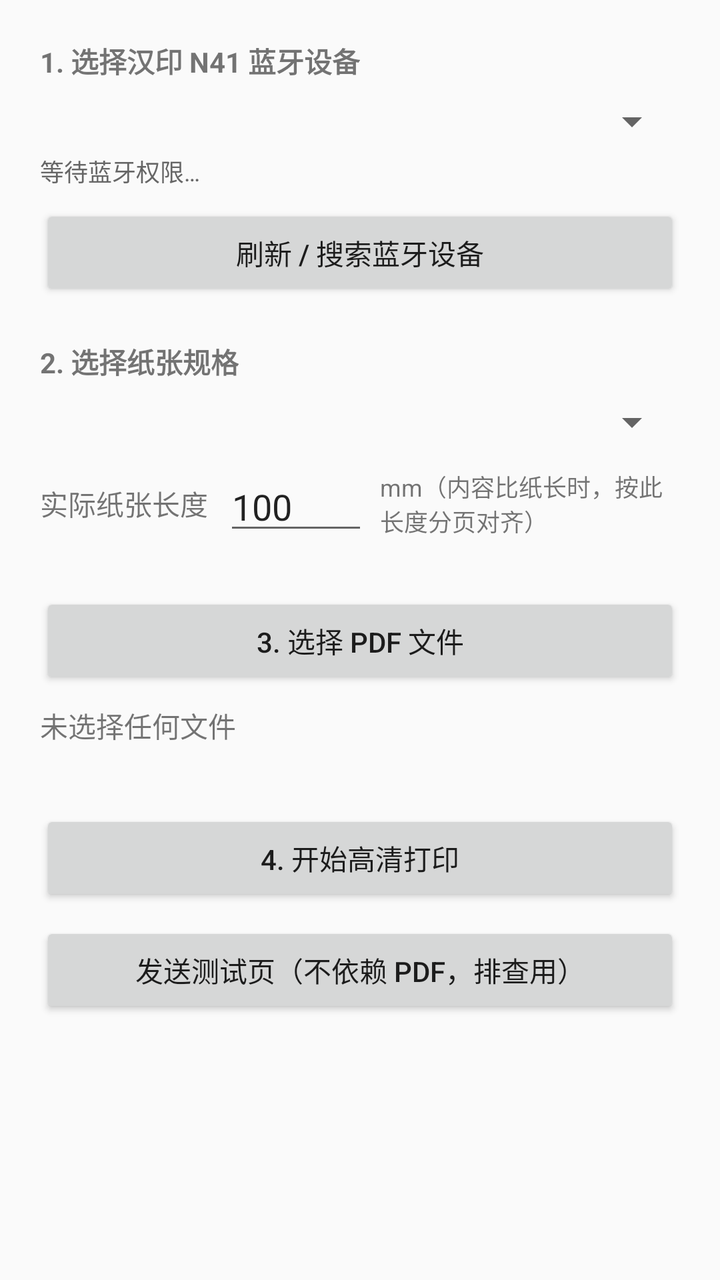
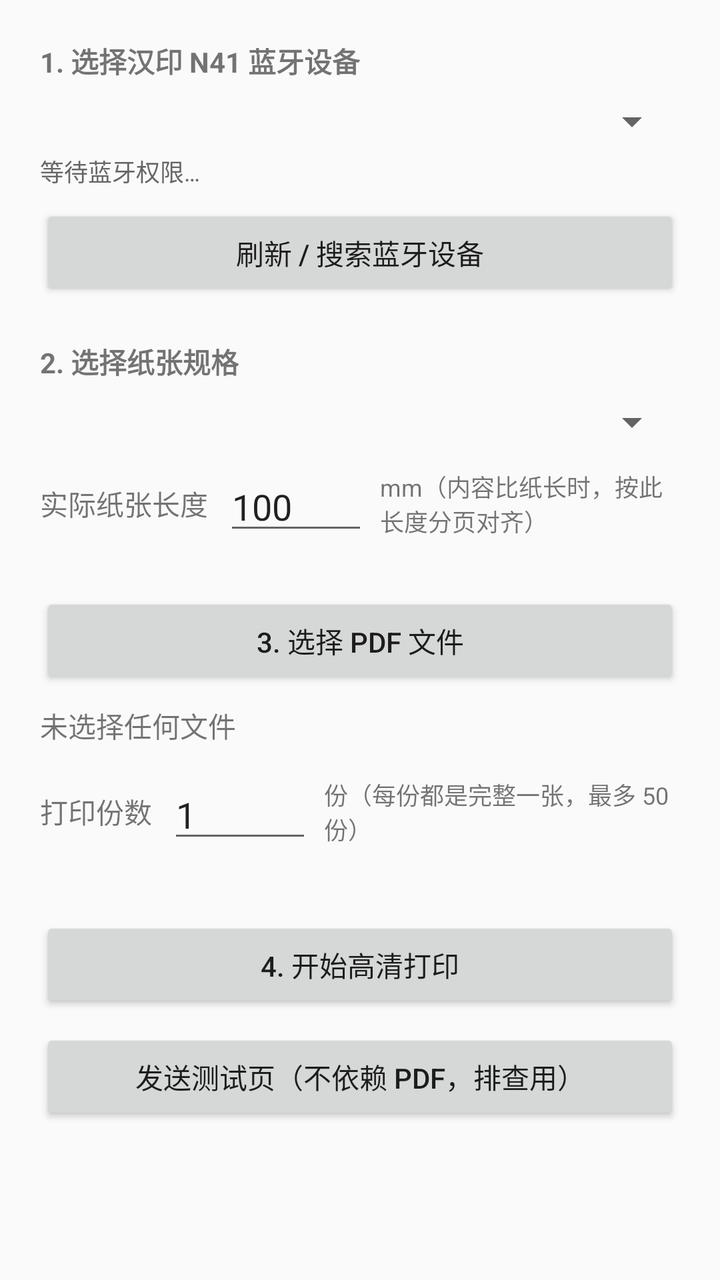

Compare the two renders of this Android layout. The source of the first and the diff that turns it into the second are given below.
<!-- AndroidManifest.xml: application theme Theme.BtPrint -->
<!-- res/layout/activity_main.xml -->
<?xml version="1.0" encoding="utf-8"?>
<ScrollView xmlns:android="http://schemas.android.com/apk/res/android"
    android:layout_width="match_parent"
    android:layout_height="match_parent"
    android:fillViewport="true">

    <LinearLayout
        android:layout_width="match_parent"
        android:layout_height="wrap_content"
        android:orientation="vertical"
        android:padding="20dp">

    <TextView
        android:layout_width="wrap_content"
        android:layout_height="wrap_content"
        android:text="1. 选择汉印 N41 蓝牙设备"
        android:textStyle="bold" />

    <Spinner
        android:id="@+id/spinnerDevices"
        android:layout_width="match_parent"
        android:layout_height="wrap_content"
        android:layout_marginTop="8dp" />

    <TextView
        android:id="@+id/tvBtState"
        android:layout_width="match_parent"
        android:layout_height="wrap_content"
        android:layout_marginTop="4dp"
        android:textColor="#666666"
        android:textSize="12sp"
        android:text="等待蓝牙权限…" />

    <Button
        android:id="@+id/btnRefreshDevices"
        android:layout_width="match_parent"
        android:layout_height="wrap_content"
        android:layout_marginTop="8dp"
        android:text="刷新 / 搜索蓝牙设备" />

    <TextView
        android:layout_width="wrap_content"
        android:layout_height="wrap_content"
        android:layout_marginTop="20dp"
        android:text="2. 选择纸张规格"
        android:textStyle="bold" />

    <Spinner
        android:id="@+id/spinnerLabelSize"
        android:layout_width="match_parent"
        android:layout_height="wrap_content"
        android:layout_marginTop="8dp" />

    <LinearLayout
        android:layout_width="match_parent"
        android:layout_height="wrap_content"
        android:layout_marginTop="8dp"
        android:gravity="center_vertical"
        android:orientation="horizontal">

        <TextView
            android:layout_width="wrap_content"
            android:layout_height="wrap_content"
            android:text="实际纸张长度" />

        <EditText
            android:id="@+id/etPaperLength"
            android:layout_width="72dp"
            android:layout_height="wrap_content"
            android:layout_marginStart="8dp"
            android:importantForAutofill="no"
            android:inputType="number"
            android:text="100" />

        <TextView
            android:layout_width="wrap_content"
            android:layout_height="wrap_content"
            android:layout_marginStart="6dp"
            android:text="mm（内容比纸长时，按此长度分页对齐）"
            android:textSize="12sp" />
    </LinearLayout>

    <Button
        android:id="@+id/btnSelectPdf"
        android:layout_width="match_parent"
        android:layout_height="wrap_content"
        android:layout_marginTop="24dp"
        android:text="3. 选择 PDF 文件" />

    <TextView
        android:id="@+id/tvPdfStatus"
        android:layout_width="match_parent"
        android:layout_height="wrap_content"
        android:layout_marginTop="8dp"
        android:text="未选择任何文件" />

    <TextView
        android:id="@+id/tvPreviewLabel"
        android:layout_width="match_parent"
        android:layout_height="wrap_content"
        android:layout_marginTop="16dp"
        android:text="实际打印点阵预览（第一页）"
        android:textStyle="bold"
        android:visibility="gone" />

    <ImageView
        android:id="@+id/ivPrintPreview"
        android:layout_width="match_parent"
        android:layout_height="wrap_content"
        android:layout_marginTop="8dp"
        android:adjustViewBounds="true"
        android:background="#E0E0E0"
        android:contentDescription="PDF 第一页打印预览"
        android:scaleType="fitCenter"
        android:visibility="gone" />

    <Button
        android:id="@+id/btnPrint"
        android:layout_width="match_parent"
        android:layout_height="wrap_content"
        android:layout_marginTop="32dp"
        android:text="4. 开始高清打印" />

    <Button
        android:id="@+id/btnTestPrint"
        android:layout_width="match_parent"
        android:layout_height="wrap_content"
        android:layout_marginTop="8dp"
        android:text="发送测试页（不依赖 PDF，排查用）" />

    <TextView
        android:id="@+id/tvLog"
        android:layout_width="match_parent"
        android:layout_height="wrap_content"
        android:layout_marginTop="16dp"
        android:textColor="#666666" />
    </LinearLayout>
</ScrollView>
<!-- resources referenced by this layout -->
<resources>
  <style name="Theme.BtPrint" parent="Theme.AppCompat.DayNight.NoActionBar" />
</resources>

<!-- the commit's change to res/layout/activity_main.xml (unified diff, before → after) -->
@@ -114,6 +114,36 @@
         android:scaleType="fitCenter"
         android:visibility="gone" />
 
+    <LinearLayout
+        android:layout_width="match_parent"
+        android:layout_height="wrap_content"
+        android:layout_marginTop="12dp"
+        android:gravity="center_vertical"
+        android:orientation="horizontal">
+
+        <TextView
+            android:layout_width="wrap_content"
+            android:layout_height="wrap_content"
+            android:text="打印份数" />
+
+        <EditText
+            android:id="@+id/etCopies"
+            android:layout_width="72dp"
+            android:layout_height="wrap_content"
+            android:layout_marginStart="8dp"
+            android:importantForAutofill="no"
+            android:inputType="number"
+            android:maxLength="2"
+            android:text="1" />
+
+        <TextView
+            android:layout_width="wrap_content"
+            android:layout_height="wrap_content"
+            android:layout_marginStart="6dp"
+            android:text="份（每份都是完整一张，最多 50 份）"
+            android:textSize="12sp" />
+    </LinearLayout>
+
     <Button
         android:id="@+id/btnPrint"
         android:layout_width="match_parent"
